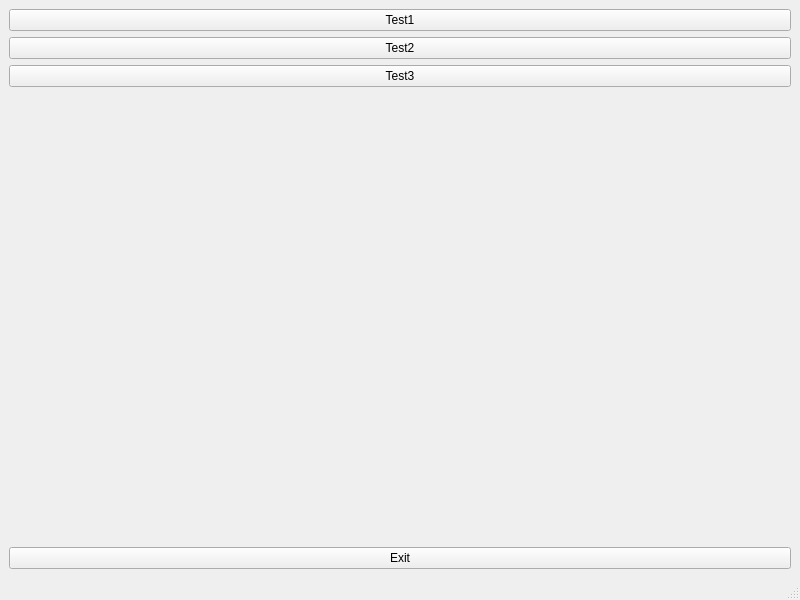
Above: mainwindow.ui from PeterF61/QTtest1 before the change. Below: the same form after it.
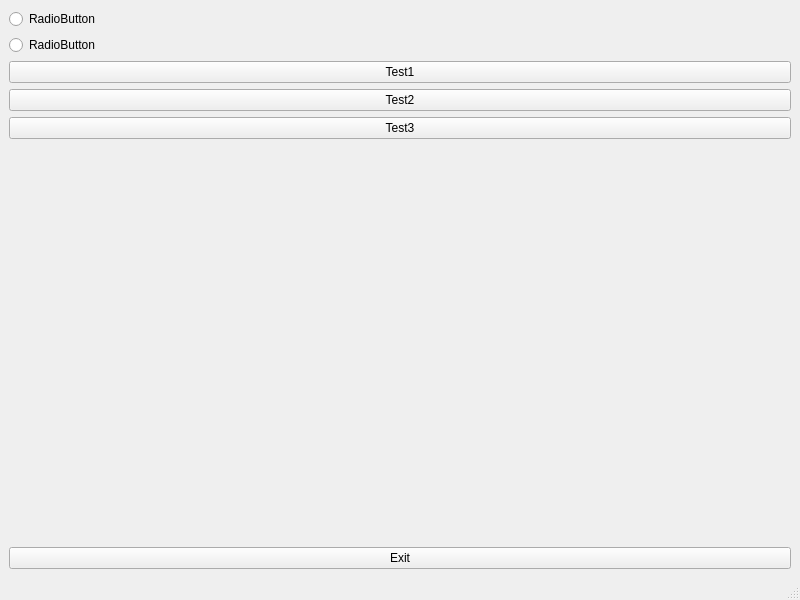
That is the form after the change.

Commit message: add ratio buttons

The edit to the form file:
```diff
--- a/mainwindow.ui
+++ b/mainwindow.ui
@@ -15,6 +15,23 @@
   </property>
   <widget class="QWidget" name="centralwidget">
    <layout class="QVBoxLayout" name="verticalLayout">
+    <item>
+     <widget class="QRadioButton" name="radioButton_2">
+      <property name="text">
+       <string>RadioButton</string>
+      </property>
+     </widget>
+    </item>
+    <item>
+     <widget class="QRadioButton" name="radioButton">
+      <property name="text">
+       <string>RadioButton</string>
+      </property>
+     </widget>
+    </item>
+    <item>
+     <layout class="QHBoxLayout" name="horizontalLayout"/>
+    </item>
     <item>
      <widget class="QPushButton" name="pushButtonTest1">
       <property name="text">
```
Left out of the diff: 2 changed lines with no effect on the pictures.
